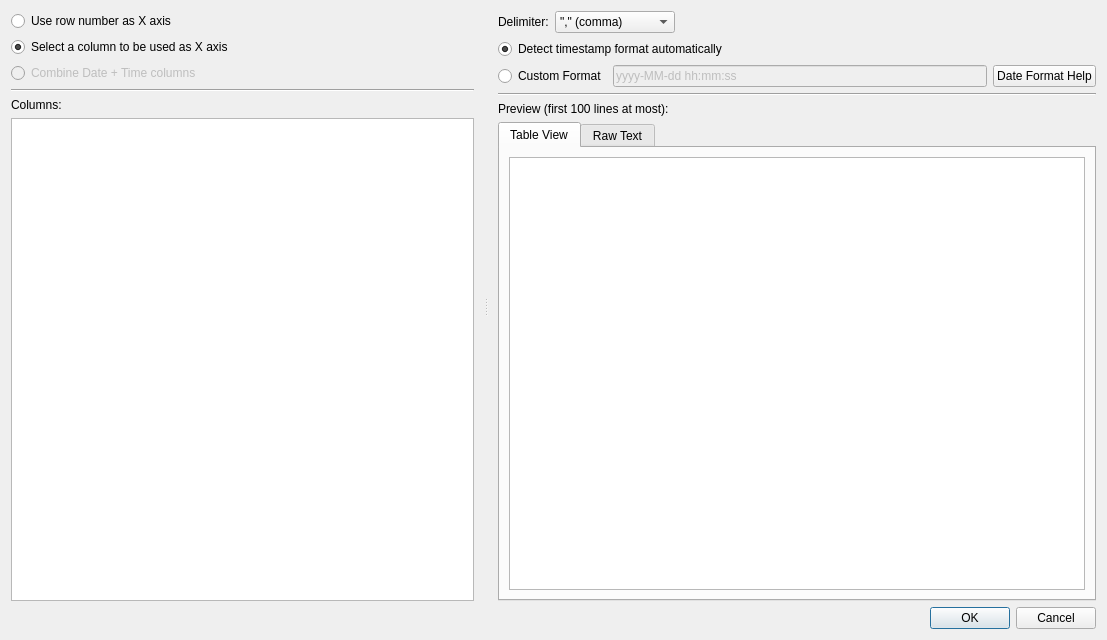
The window that data_load_csv/dataload_csv.ui (PlotJuggler/pj-official-plugins) describes before a commit, drawn with Qt 5.
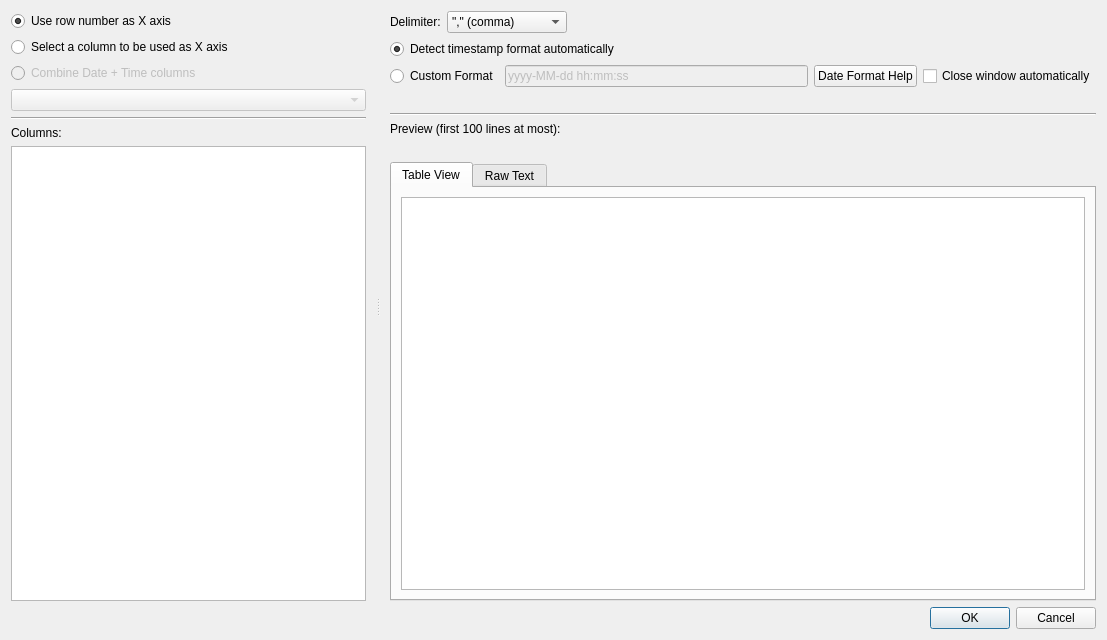
The same window after the commit.

Commit message: feat(data_load_csv): live format preview, complete DateTimeHelp dialog and fix CSV loader      dialog

Patch:
```diff
--- a/data_load_csv/dataload_csv.ui
+++ b/data_load_csv/dataload_csv.ui
@@ -29,6 +29,9 @@
          <property name="text">
           <string>Use row number as X axis</string>
          </property>
+         <property name="checked">
+          <bool>true</bool>
+         </property>
         </widget>
        </item>
        <item>
@@ -36,9 +39,6 @@
          <property name="text">
           <string>Select a column to be used as X axis</string>
          </property>
-         <property name="checked">
-          <bool>true</bool>
-         </property>
         </widget>
        </item>
        <item>
@@ -51,6 +51,13 @@
          </property>
         </widget>
        </item>
+       <item>
+        <widget class="QComboBox" name="combinedCombo">
+         <property name="enabled">
+          <bool>false</bool>
+         </property>
+        </widget>
+       </item>
        <item>
         <widget class="Line" name="line">
          <property name="orientation">
@@ -177,8 +184,22 @@
            </property>
           </widget>
          </item>
+         <item>
+          <widget class="QCheckBox" name="checkBoxAutoCloseHelp">
+           <property name="text">
+            <string>Close window automatically</string>
+           </property>
+          </widget>
+         </item>
         </layout>
        </item>
+       <item>
+        <widget class="QLabel" name="labelFormatPreview">
+         <property name="text">
+          <string/>
+         </property>
+        </widget>
+       </item>
        <item>
         <widget class="Line" name="line_2">
          <property name="orientation">
@@ -193,6 +214,22 @@
          </property>
         </widget>
        </item>
+       <item>
+        <widget class="QLabel" name="labelWarning">
+         <property name="visible">
+          <bool>false</bool>
+         </property>
+         <property name="text">
+          <string/>
+         </property>
+         <property name="wordWrap">
+          <bool>true</bool>
+         </property>
+         <property name="styleSheet">
+          <string>color: #cc6600; font-weight: bold;</string>
+         </property>
+        </widget>
+       </item>
        <item>
         <widget class="QTabWidget" name="tabWidget">
          <property name="currentIndex">
```
The commit also changes 8 other files.
